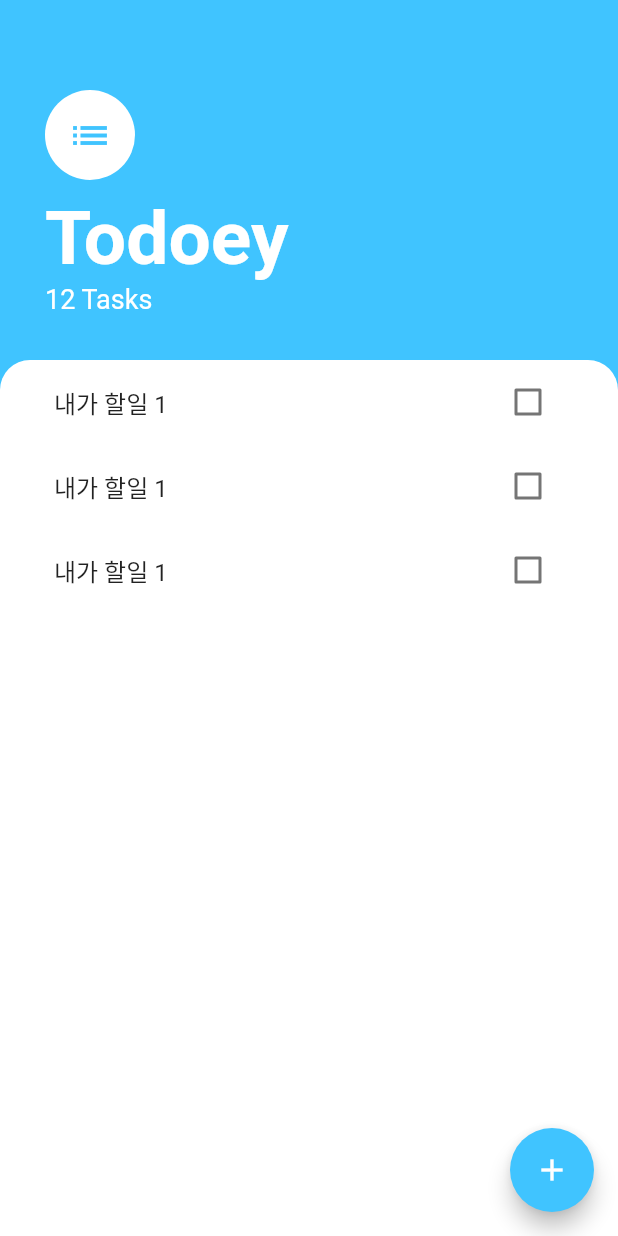
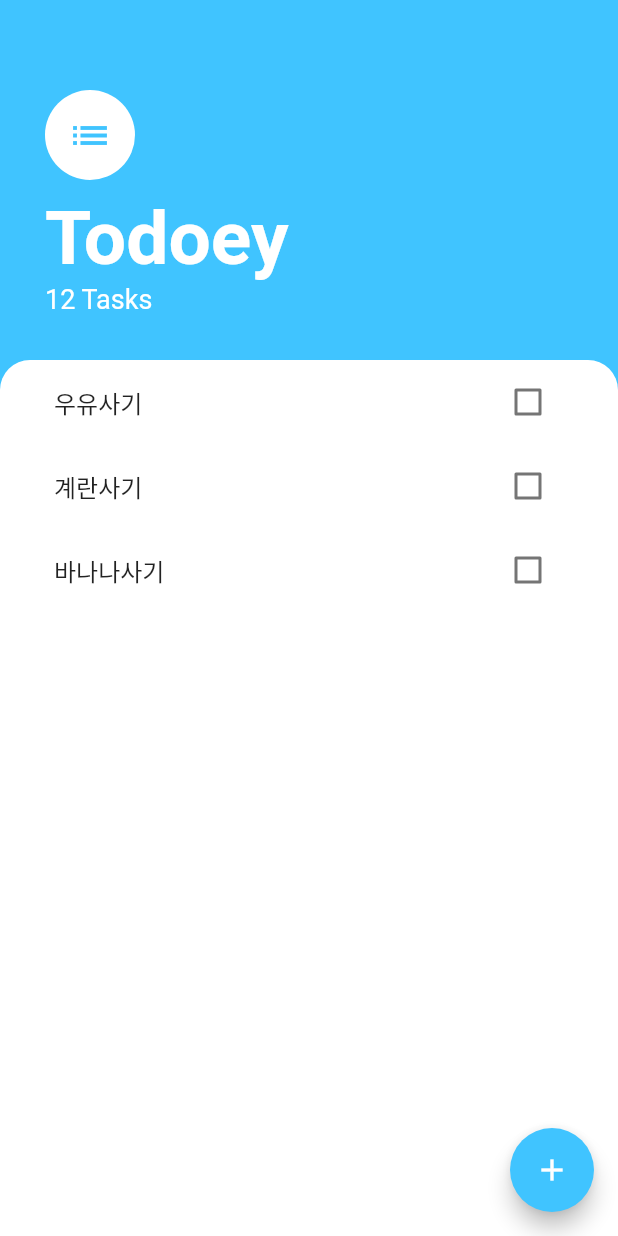
Before and after one commit to HiddenEvent/today_flutter, a Flutter app: the screen it shows after launch, on a phone screen of 412 x 824 dp. Run offline on Flutter 3.47's test engine with Material 2 defaults, Android fonts, the phone set to English and light mode, and no system bars.

Commit message:
테스크 통합 과정

```diff
--- a/lib/model/task.dart
+++ b/lib/model/task.dart
@@ -2,7 +2,7 @@ class Task {
   final String name;
   bool isDone;
 
-  Task({this.name,this.isDone});
+  Task({this.name,this.isDone = false});
 
   void toggleDone(){
     isDone = !isDone;
--- a/lib/screens/add_task_screen.dart
+++ b/lib/screens/add_task_screen.dart
@@ -1,7 +1,9 @@
-import 'package:flutter/gestures.dart';
 import 'package:flutter/material.dart';
 
+
 class AddTaskScreen extends StatelessWidget {
+  String addTaskText;
+
   @override
   Widget build(BuildContext context) {
     return Container(
@@ -23,6 +25,10 @@ class AddTaskScreen extends StatelessWidget {
           TextField(
             autofocus: true,
             textAlign: TextAlign.center,
+            onChanged: (value){
+              addTaskText = value;
+
+            },
           ),
           FlatButton(
             child: Text(
@@ -33,7 +39,8 @@ class AddTaskScreen extends StatelessWidget {
             ),
             color: Colors.lightBlueAccent,
             onPressed: () {
-
+              print(addTaskText);
+              Navigator.pop(context);
             },
           ),
         ],
--- a/lib/widgets/task_tile.dart
+++ b/lib/widgets/task_tile.dart
@@ -1,46 +1,25 @@
 import 'package:flutter/material.dart';
 
-class TaskTile extends StatefulWidget {
-  @override
-  _TaskTileState createState() => _TaskTileState();
-}
+class TaskTile extends StatelessWidget{
+  final bool isChecked;
+  final String taskTitle;
+  final Function checkBaxCallback;
 
-class _TaskTileState extends State<TaskTile> {
-  bool isChecked = false;
-
-  void checkboxCallback(bool checkBoxState) {
-    setState(() {
-      isChecked = checkBoxState;
-    });
-  }
+  TaskTile({this.isChecked, this.taskTitle, this.checkBaxCallback});
 
   @override
   Widget build(BuildContext context) {
     return ListTile(
       title: Text(
-        '내가 할일 1',
+        taskTitle,
         style: TextStyle(
             decoration: isChecked ? TextDecoration.lineThrough : null),
       ),
-      trailing: TaskCheckbox(
-        checkboxState: isChecked,
-        toggleCheckboxState: checkboxCallback,
+      trailing:  Checkbox(
+        activeColor: Colors.lightBlueAccent,
+        value: isChecked,
+        onChanged: checkBaxCallback,
       ),
     );
   }
 }
-
-class TaskCheckbox extends StatelessWidget {
-  final bool checkboxState;
-  final Function toggleCheckboxState;
-  TaskCheckbox({this.checkboxState, this.toggleCheckboxState});
-
-  @override
-  Widget build(BuildContext context) {
-    return Checkbox(
-      value: checkboxState,
-      activeColor: Colors.lightBlueAccent,
-      onChanged: toggleCheckboxState,
-    );
-  }
-}
--- a/lib/widgets/tasks_list.dart
+++ b/lib/widgets/tasks_list.dart
@@ -3,24 +3,33 @@ import 'package:todayflutter/widgets/task_tile.dart';
 import 'package:todayflutter/model/task.dart';
 
 class TasksList extends StatefulWidget {
-
   @override
   _TasksListState createState() => _TasksListState();
 }
 
 class _TasksListState extends State<TasksList> {
+  List<Task> tasks = [
+    Task(name: '우유사기'),
+    Task(name: '계란사기'),
+    Task(name: '바나나사기'),
+  ];
 
-  List<Task> tasks = [];
+
 
   @override
   Widget build(BuildContext context) {
-    return ListView(
-      children: <Widget>[
-        TaskTile(),
-        TaskTile(),
-        TaskTile(),
-
-      ],
+    return ListView.builder(
+      itemCount: tasks.length,
+      itemBuilder: (context, index) {
+        return TaskTile(
+            taskTitle: tasks[index].name,
+            isChecked: tasks[index].isDone,
+            checkBaxCallback: (checkBoxState) {
+              setState(() {
+                tasks[index].toggleDone();
+              });
+            });
+      },
     );
   }
 }
```
